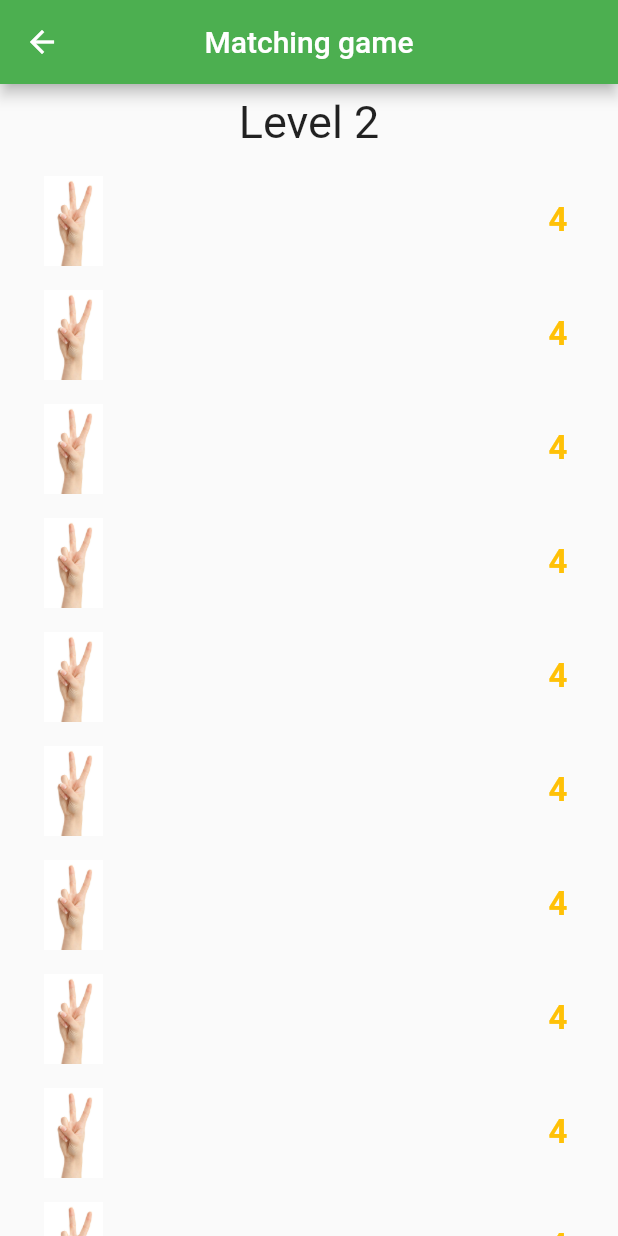
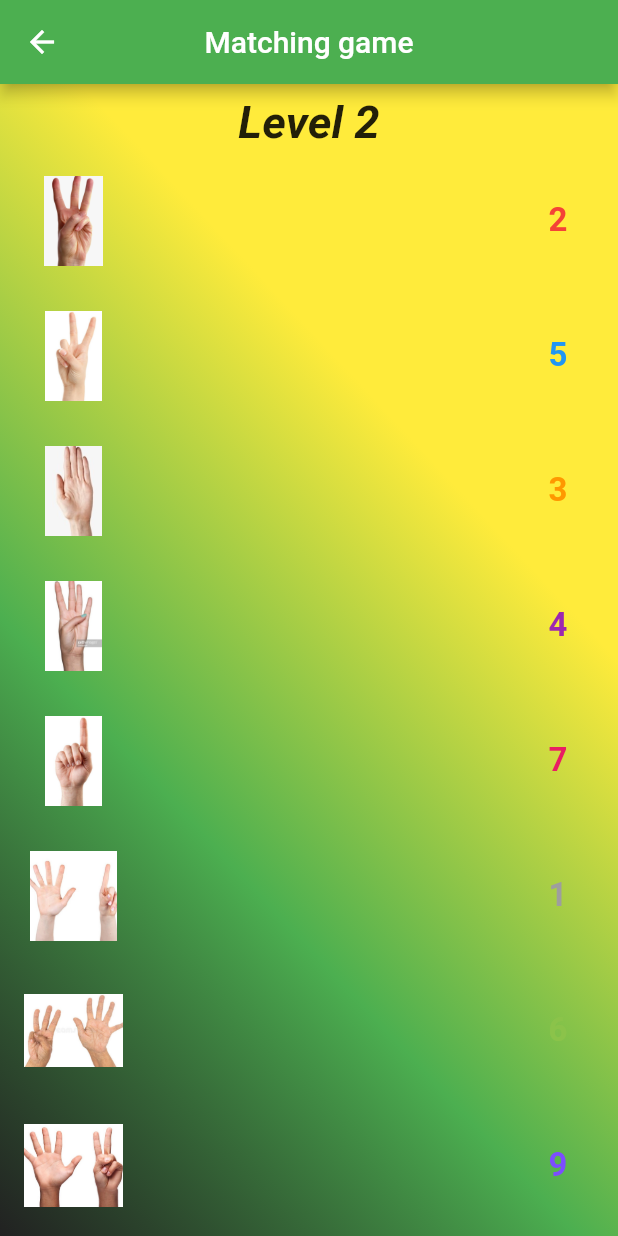
Before and after one commit to zeeshi045/Flutter-Projects, a Flutter app: the send screen opened directly, on a phone screen of 412 x 824 dp. Run offline on Flutter 3.47's test engine with Material 2 defaults, Android fonts, the phone set to English and light mode, and no system bars; our stand-ins replace assets_audio_player, auto_size_text, get.

Commit message:
updated
levl one set + level 2 complete

```diff
--- a/matching_game/lib/main.dart
+++ b/matching_game/lib/main.dart
@@ -192,7 +192,20 @@ class _homeState extends State<home> {
         title:Text('Matching game'),
         centerTitle: true,
       ),
-      body: Padding(
+      body: Container(
+        decoration: BoxDecoration(
+            gradient: LinearGradient(
+              begin: Alignment.centerRight,
+              end: Alignment.bottomLeft,
+              colors: [
+                Colors.yellow,
+                Colors.green,
+                Colors.black87,
+
+              ],
+            )
+        ),
+        child: Padding(
           padding: const EdgeInsets.all(8.0),
           child: Column(
             children:[
@@ -200,6 +213,8 @@ class _homeState extends State<home> {
                 style: TextStyle(
                   fontSize:30,
                   color: Colors.black87,
+                    fontWeight: FontWeight.bold,
+                    fontStyle: FontStyle.italic,
                 ),
               ),
             SizedBox(height: 10,),
@@ -212,7 +227,7 @@ class _homeState extends State<home> {
                         Audio("assets/touch2.ogg"),
                       );
                     },
-                  child: Image.asset("images/2.JPG",
+                    child: Image.asset("images/a2.jpg",
                       height: 60,
                       width: 66,
                     ),
@@ -253,7 +268,7 @@ class _homeState extends State<home> {
                         Audio("assets/touch4.ogg"),
                       );
                     },
-                  child: Image.asset("images/4.JPG",
+                    child: Image.asset("images/a4.jpg",
                       height: 60,
                       width: 66,
                     ),
@@ -292,7 +307,7 @@ class _homeState extends State<home> {
                         Audio("assets/touch5.ogg"),
                       );
                     },
-                  child: Image.asset("images/5.png",
+                    child: Image.asset("images/a5.png",
                       height: 60,
                       width: 66,
                     ),
@@ -333,7 +348,7 @@ class _homeState extends State<home> {
                         Audio("assets/touch1.ogg"),
                       );
                     },
-                  child: Image.asset("images/1.JPG",
+                    child: Image.asset("images/a1.jpg",
                       height: 60,
                       width: 66,
                     ),
@@ -373,7 +388,7 @@ class _homeState extends State<home> {
                         Audio("assets/touch3.ogg"),
                       );
                     },
-                  child: Image.asset("images/3.png",
+                    child: Image.asset("images/a3.png",
                       height: 60,
                       width: 66,
                     ),
@@ -403,6 +418,7 @@ class _homeState extends State<home> {
                 ],
               ),
             ],
+          ),
         ),
       ),
     );
@@ -436,6 +452,22 @@ int m6=0;
 int m7=0;
 int m8=0;
 int m9=0;
+c11(){
+  if(count11==10) {
+    count11 = 0;
+    AssetsAudioPlayer.newPlayer().open(
+      Audio("assets/win.wav"),
+    );
+  }
+}
+c1(){
+  if(count12==2){
+    AssetsAudioPlayer.newPlayer().open(
+      Audio("assets/loser.ogg"),
+    );
+    count12=0;
+  }
+}
 lvl2f1(){
   if(b11==1 && b12==1) {
     count11=count11+1;
@@ -557,7 +589,7 @@ lvl2f8(){
     m4=0;
     m5=0;
   }
-  else if(b4!=1 && m5==1){
+  else if(m4!=1 && m5==1){
     AssetsAudioPlayer.newPlayer().open(
       Audio("assets/not.ogg"),
     );
@@ -605,7 +637,20 @@ class _sendState extends State<send> {
         title:Text('Matching game'),
         centerTitle: true,
       ),
-      body: SingleChildScrollView(
+      body: Container(
+        decoration: BoxDecoration(
+            gradient: LinearGradient(
+              begin: Alignment.centerRight,
+              end: Alignment.bottomLeft,
+              colors: [
+                Colors.yellow,
+                Colors.green,
+                Colors.black87,
+
+              ],
+            )
+        ),
+        child: SingleChildScrollView(
           child: Padding(
             padding: const EdgeInsets.all(8.0),
             child: Column(
@@ -614,6 +659,8 @@ class _sendState extends State<send> {
                   style: TextStyle(
                     fontSize:30,
                     color: Colors.black87,
+                    fontWeight: FontWeight.bold,
+                    fontStyle: FontStyle.italic,
                   ),
                 ),
                 SizedBox(height: 10,),
@@ -621,8 +668,251 @@ class _sendState extends State<send> {
                   children: [
                     TextButton(
                       onPressed:(){
+                        b11=1;
+                        AssetsAudioPlayer.newPlayer().open(
+                          Audio("assets/touch3.ogg"),
+                        );
                       },
-                    child: Image.asset("images/2.JPG",
+                      child: Image.asset("images/a3.png",
+                        height: 60,
+                        width: 66,
+                      ),
+                    ),
+                    Spacer(),
+                    TextButton(
+                      onPressed:(){
+                        b14=1;
+                        lvl2f2();
+                        c11();
+                        c1();
+                      },
+                      child: Text('2',
+                        style: TextStyle(
+                          fontSize:22,
+                          color: Colors.red,
+                          fontWeight: FontWeight.bold,
+                        ),
+                      ),
+                    ),
+                  ],
+
+                ),
+                SizedBox(height: 14,),
+                Row(
+                  children: [
+                    TextButton(
+                      onPressed:(){
+                        b13=1;
+                        AssetsAudioPlayer.newPlayer().open(
+                          Audio("assets/touch2.ogg"),
+                        );
+                      },
+                      child: Image.asset("images/a2.jpg",
+                        height: 60,
+                        width: 66,
+                      ),
+                    ),
+                    Spacer(),
+                    TextButton(
+                      onPressed:(){
+                        b16=1;
+                        lvl2f3();
+                        c11();
+                        c1();
+                      },
+                      child: Text('5',
+                        style: TextStyle(
+                          fontSize:22,
+                          color: Colors.blue,
+                          fontWeight: FontWeight.bold,
+                        ),
+                      ),
+                    ),
+                  ],
+
+                ),
+                SizedBox(height: 14,),
+                Row(
+                  children: [
+                    TextButton(
+                      onPressed:(){
+                        b15=1;
+                        AssetsAudioPlayer.newPlayer().open(
+                          Audio("assets/touch5.ogg"),
+                        );
+                      },
+                      child: Image.asset("images/a5.png",
+                        height: 60,
+                        width: 66,
+                      ),
+                    ),
+                    Spacer(),
+                    TextButton(
+                      onPressed:(){
+                        b12=1;
+                        lvl2f1();
+                        c11();
+                        c1();
+                      },
+                      child: Text('3',
+                        style: TextStyle(
+                          fontSize:22,
+                          color: Colors.orange,
+                          fontWeight: FontWeight.bold,
+                        ),
+                      ),
+                    ),
+                  ],
+
+                ),
+                SizedBox(height: 14,),
+                Row(
+                  children: [
+                    TextButton(
+                      onPressed:(){
+                        b17=1;
+                        AssetsAudioPlayer.newPlayer().open(
+                          Audio("assets/touch4.ogg"),
+                        );
+                      },
+                      child: Image.asset("images/a4.jpg",
+                        height: 60,
+                        width: 66,
+                      ),
+                    ),
+                    Spacer(),
+                    TextButton(
+                      onPressed:(){
+                        b18=1;
+                        lvl2f4();
+                        c11();
+                        c1();
+                      },
+                      child: Text('4',
+                        style: TextStyle(
+                          fontSize:22,
+                          color: Colors.purple,
+                          fontWeight: FontWeight.bold,
+                        ),
+                      ),
+                    ),
+                  ],
+
+                ),
+                SizedBox(height: 14,),
+                Row(
+                  children: [
+                    TextButton(
+                      onPressed:(){
+                        b19=1;
+                        AssetsAudioPlayer.newPlayer().open(
+                          Audio("assets/touch1.ogg"),
+                        );
+                      },
+                      child: Image.asset("images/a1.jpg",
+                        height: 60,
+                        width: 66,
+                      ),
+                    ),
+                    Spacer(),
+                    TextButton(
+                      onPressed:(){
+                       m3=1;
+                       lvl2f7();
+                       c11();
+                       c1();
+                      },
+                      child: Text('7',
+                        style: TextStyle(
+                          fontSize:22,
+                          color: Colors.pink,
+                          fontWeight: FontWeight.bold,
+                        ),
+                      ),
+                    ),
+                  ],
+
+                ),
+                SizedBox(height: 14,),
+                Row(
+                  children: [
+                    TextButton(
+                      onPressed:(){
+                        m=1;
+                        AssetsAudioPlayer.newPlayer().open(
+                          Audio("assets/touch6.ogg"),
+                        );
+                      },
+                      child: Image.asset("images/six.jpg",
+                        height: 60,
+                        width: 66,
+                      ),
+                    ),
+                    Spacer(),
+                    TextButton(
+                      onPressed:(){
+                      b110=1;
+                      lvl2f5();
+                      c11();
+                      c1();
+                      },
+                      child: Text('1',
+                        style: TextStyle(
+                          fontSize:22,
+                          color: Colors.grey,
+                          fontWeight: FontWeight.bold,
+                        ),
+                      ),
+                    ),
+                  ],
+
+                ),
+                SizedBox(height: 14,),
+                Row(
+                  children: [
+                    TextButton(
+                      onPressed:(){
+                        m4=1;
+                        AssetsAudioPlayer.newPlayer().open(
+                          Audio("assets/touch8.ogg"),
+                        );
+                      },
+                      child: Image.asset("images/8.jpg",
+                        height: 60,
+                        width: 66,
+                      ),
+                    ),
+                    Spacer(),
+                    TextButton(
+                      onPressed:(){
+m1=1;
+lvl2f6();
+c11();
+c1();
+
+                      },
+                      child: Text('6',
+                        style: TextStyle(
+                          fontSize:22,
+                          color: Colors.lightGreen,
+                          fontWeight: FontWeight.bold,
+                        ),
+                      ),
+                    ),
+                  ],
+
+                ),
+                SizedBox(height: 14,),
+                Row(
+                  children: [
+                    TextButton(
+                      onPressed:(){
+                        m2=1;
+                        AssetsAudioPlayer.newPlayer().open(
+                          Audio("assets/touch7.ogg"),
+                        );
+                      },
+                      child: Image.asset("images/7.JPG",
                         height: 60,
                         width: 66,
                       ),
@@ -631,12 +921,15 @@ class _sendState extends State<send> {
                     TextButton(
                       onPressed:(){
 
-
+m7=1;
+lvl2f9();
+c11();
+c1();
                       },
-                    child: Text('4',
+                      child: Text('9',
                         style: TextStyle(
                           fontSize:22,
-                        color: Colors.amber,
+                          color: Colors.deepPurpleAccent,
                           fontWeight: FontWeight.bold,
                         ),
                       ),
@@ -644,12 +937,17 @@ class _sendState extends State<send> {
                   ],
 
                 ),
+                SizedBox(height: 14,),
                 Row(
                   children: [
                     TextButton(
                       onPressed:(){
+                        m8=1;
+                        AssetsAudioPlayer.newPlayer().open(
+                          Audio("assets/touch10.ogg"),
+                        );
                       },
-                    child: Image.asset("images/2.JPG",
+                      child: Image.asset("images/10.jpg",
                         height: 60,
                         width: 66,
                       ),
@@ -657,13 +955,15 @@ class _sendState extends State<send> {
                     Spacer(),
                     TextButton(
                       onPressed:(){
-
-
+m5=1;
+lvl2f8();
+c11();
+c1();
                       },
-                    child: Text('4',
+                      child: Text('8',
                         style: TextStyle(
                           fontSize:22,
-                        color: Colors.amber,
+                          color: Colors.white,
                           fontWeight: FontWeight.bold,
                         ),
                       ),
@@ -671,12 +971,17 @@ class _sendState extends State<send> {
                   ],
 
                 ),
+                SizedBox(height: 14,),
                 Row(
                   children: [
                     TextButton(
                       onPressed:(){
+                        m6=1;
+                        AssetsAudioPlayer.newPlayer().open(
+                          Audio("assets/touch9.ogg"),
+                        );
                       },
-                    child: Image.asset("images/2.JPG",
+                      child: Image.asset("images/9.jpg",
                         height: 60,
                         width: 66,
                       ),
@@ -684,13 +989,15 @@ class _sendState extends State<send> {
                     Spacer(),
                     TextButton(
                       onPressed:(){
-
-
+m9=1;
+lvl2f10();
+c11();
+c1();
                       },
-                    child: Text('4',
+                      child: Text('10',
                         style: TextStyle(
                           fontSize:22,
-                        color: Colors.amber,
+                          color: Colors.black,
                           fontWeight: FontWeight.bold,
                         ),
                       ),
@@ -698,197 +1005,10 @@ class _sendState extends State<send> {
                   ],
 
                 ),
-              Row(
-                children: [
-                  TextButton(
-                    onPressed:(){
-                    },
-                    child: Image.asset("images/2.JPG",
-                      height: 60,
-                      width: 66,
-                    ),
-                  ),
-                  Spacer(),
-                  TextButton(
-                    onPressed:(){
-
-
-                    },
-                    child: Text('4',
-                      style: TextStyle(
-                        fontSize:22,
-                        color: Colors.amber,
-                        fontWeight: FontWeight.bold,
-                      ),
-                    ),
-                  ),
-                ],
-
-              ),
-              Row(
-                children: [
-                  TextButton(
-                    onPressed:(){
-                    },
-                    child: Image.asset("images/2.JPG",
-                      height: 60,
-                      width: 66,
-                    ),
-                  ),
-                  Spacer(),
-                  TextButton(
-                    onPressed:(){
-
-
-                    },
-                    child: Text('4',
-                      style: TextStyle(
-                        fontSize:22,
-                        color: Colors.amber,
-                        fontWeight: FontWeight.bold,
-                      ),
-                    ),
-                  ),
-                ],
-
-              ),
-              Row(
-                children: [
-                  TextButton(
-                    onPressed:(){
-                    },
-                    child: Image.asset("images/2.JPG",
-                      height: 60,
-                      width: 66,
-                    ),
-                  ),
-                  Spacer(),
-                  TextButton(
-                    onPressed:(){
-
-
-                    },
-                    child: Text('4',
-                      style: TextStyle(
-                        fontSize:22,
-                        color: Colors.amber,
-                        fontWeight: FontWeight.bold,
-                      ),
-                    ),
-                  ),
-                ],
-
-              ),
-              Row(
-                children: [
-                  TextButton(
-                    onPressed:(){
-                    },
-                    child: Image.asset("images/2.JPG",
-                      height: 60,
-                      width: 66,
-                    ),
-                  ),
-                  Spacer(),
-                  TextButton(
-                    onPressed:(){
-
-
-                    },
-                    child: Text('4',
-                      style: TextStyle(
-                        fontSize:22,
-                        color: Colors.amber,
-                        fontWeight: FontWeight.bold,
-                      ),
-                    ),
-                  ),
-                ],
-
-              ),
-              Row(
-                children: [
-                  TextButton(
-                    onPressed:(){
-                    },
-                    child: Image.asset("images/2.JPG",
-                      height: 60,
-                      width: 66,
-                    ),
-                  ),
-                  Spacer(),
-                  TextButton(
-                    onPressed:(){
-
-
-                    },
-                    child: Text('4',
-                      style: TextStyle(
-                        fontSize:22,
-                        color: Colors.amber,
-                        fontWeight: FontWeight.bold,
-                      ),
-                    ),
-                  ),
-                ],
-
-              ),
-              Row(
-                children: [
-                  TextButton(
-                    onPressed:(){
-                    },
-                    child: Image.asset("images/2.JPG",
-                      height: 60,
-                      width: 66,
-                    ),
-                  ),
-                  Spacer(),
-                  TextButton(
-                    onPressed:(){
-
-
-                    },
-                    child: Text('4',
-                      style: TextStyle(
-                        fontSize:22,
-                        color: Colors.amber,
-                        fontWeight: FontWeight.bold,
-                      ),
-                    ),
-                  ),
-                ],
-
-              ),
-              Row(
-                children: [
-                  TextButton(
-                    onPressed:(){
-                    },
-                    child: Image.asset("images/2.JPG",
-                      height: 60,
-                      width: 66,
-                    ),
-                  ),
-                  Spacer(),
-                  TextButton(
-                    onPressed:(){
-
-
-                    },
-                    child: Text('4',
-                      style: TextStyle(
-                        fontSize:22,
-                        color: Colors.amber,
-                        fontWeight: FontWeight.bold,
-                      ),
-                    ),
-                  ),
-                ],
-
-              ),
+                SizedBox(height: 14,),
 
               ],
+            ),
           ),
         ),
       ),
```
Also changed, not shown: matching_game/images/10.jpg (added), matching_game/images/41.jpg (added), matching_game/images/7.JPG (added), matching_game/images/8.jpg (added), matching_game/images/9.jpg (added), matching_game/images/a1.jpg (added), matching_game/images/a2.jpg (added), matching_game/images/a3.png (added), matching_game/images/a4.jpg (added), matching_game/images/a5.png (added), matching_game/images/six.jpg (added), 5 other files. Lines whose indentation alone changed are shown as unchanged.
